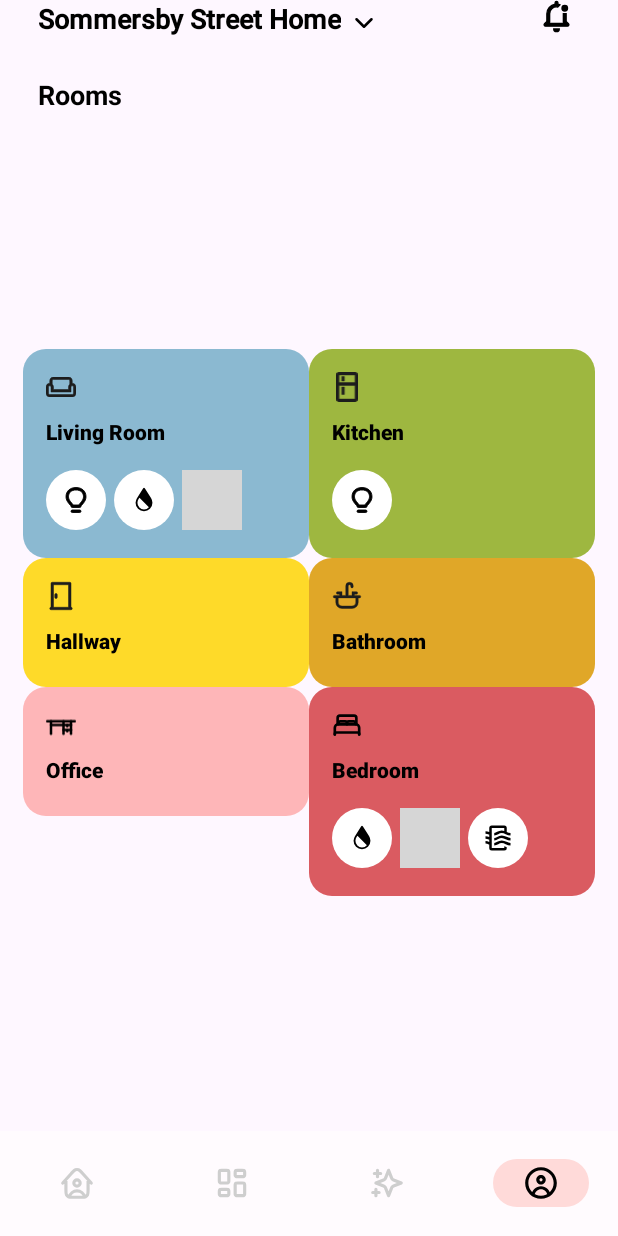
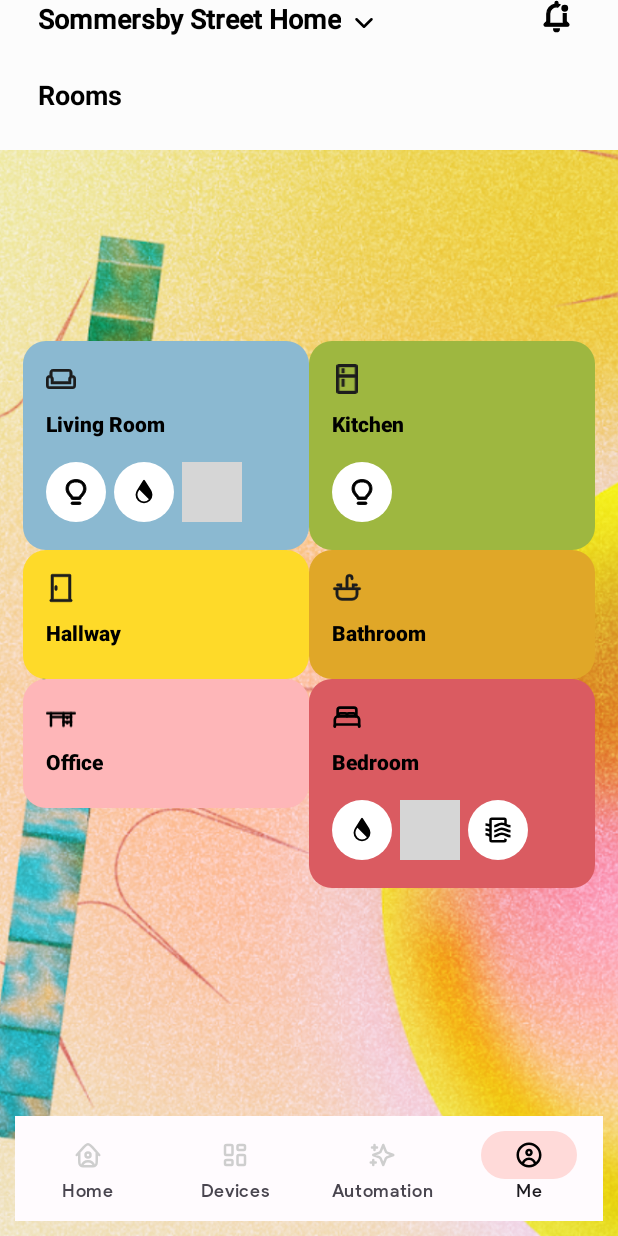
Before and after one commit to villettante/homely, an Android app: the screen it shows after launch (MainActivity), on a phone screen of 412 x 824 dp. Run offline under Robolectric (Android 15) with nearby library versions, the phone set to English and light mode, and no system bars; 2 statements that could not run were skipped; grey boxes are pictures that could not be loaded.

Commit message:
added backgroun image to MainActivity

```diff
--- a/app/src/main/res/layout/activity_main.xml
+++ b/app/src/main/res/layout/activity_main.xml
@@ -3,7 +3,20 @@
     xmlns:tools="http://schemas.android.com/tools"
     android:layout_width="match_parent"
     android:layout_height="match_parent"
+    android:background="@color/background"
     tools:context=".MainActivity">
+
+    <ImageView
+        android:id="@+id/background_image"
+        android:layout_width="0dp"
+        android:layout_height="0dp"
+        android:src="@drawable/background_image_2"
+        android:scaleType="centerCrop"
+        android:layout_marginTop="100dp"
+        app:layout_constraintTop_toTopOf="parent"
+        app:layout_constraintBottom_toBottomOf="parent"
+        app:layout_constraintStart_toStartOf="parent"
+        app:layout_constraintEnd_toEndOf="parent"/>
 
     <FrameLayout
         android:id="@+id/flFragment"
@@ -22,12 +35,13 @@
         android:layout_height="70dp"
         android:layout_alignParentBottom="true"
         android:background="@drawable/bottom_nav_background"
-        android:elevation="2dp"
         android:theme="@style/BottomNavigationTheme"
-        app:itemIconSize="25dp"
+        app:itemIconSize="20dp"
+        app:itemPaddingTop="10dp"
         app:itemIconTint="@color/bottom_nav_item_color_selector"
         app:itemRippleColor="@android:color/transparent"
-        app:labelVisibilityMode="unlabeled"
+        app:labelVisibilityMode="labeled"
+        android:layout_margin="10dp"
         app:layout_constraintBottom_toBottomOf="parent"
         app:layout_constraintEnd_toEndOf="parent"
         app:layout_constraintStart_toStartOf="parent"
```
